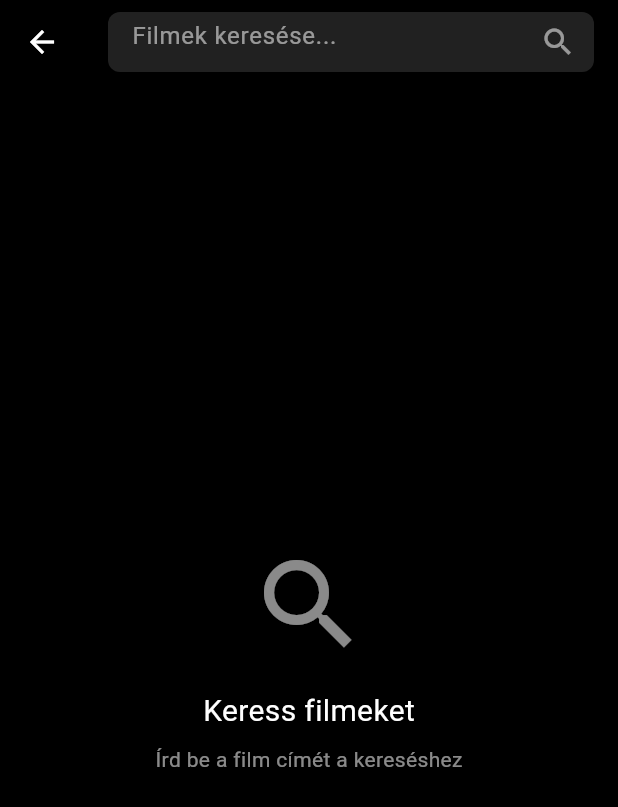
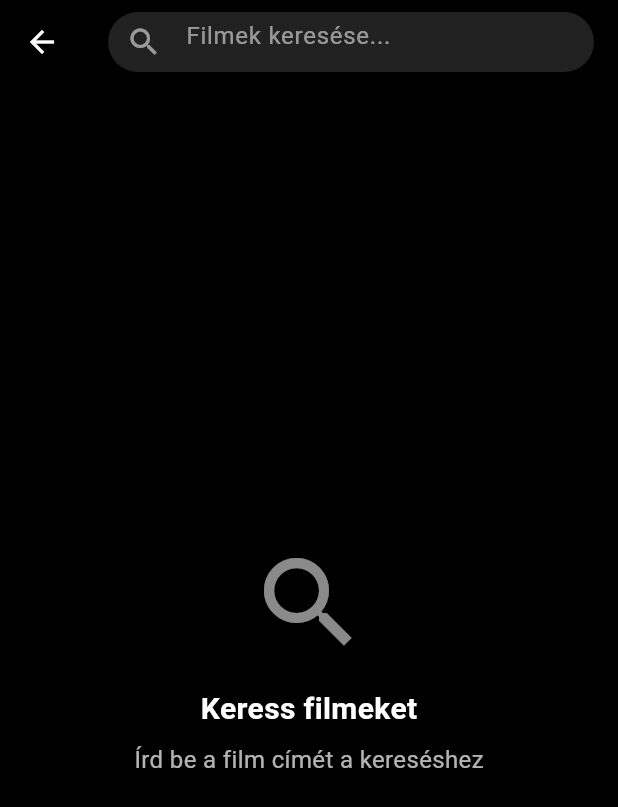
Before and after one commit to dajkagabi/flutter_netlfix_clone, a Flutter app: the screen it shows after launch, after a tap on the "search" icon, on a phone screen of 412 x 824 dp. Shown: the top 807 px of the screen. Run offline on Flutter 3.47's test engine with Material 3 defaults, Android fonts, the light colour scheme and no system bars; network calls fail.

Commit message:
keresés finomítás, grid

```diff
--- a/lib/screens/home_screen.dart
+++ b/lib/screens/home_screen.dart
@@ -1,12 +1,12 @@
 import 'package:flutter/material.dart';
-import 'package:flutter_netlfix_clone/screens/movie_detail_screen.dart';
-import 'package:flutter_netlfix_clone/screens/search_screen.dart';
 import 'package:provider/provider.dart';
 import '../providers/movie_provider.dart';
 import '../widgets/movie_card.dart';
 import '../widgets/section_header.dart';
 import '../services/tmdb_service.dart';
 import '../models/movie.dart';
+import 'movie_detail_screen.dart';
+import 'search_screen.dart';
 
 class HomeScreen extends StatefulWidget {
   const HomeScreen({super.key});
@@ -16,6 +16,8 @@ class HomeScreen extends StatefulWidget {
 }
 
 class _HomeScreenState extends State<HomeScreen> {
+  final ScrollController _scrollController = ScrollController();
+
   @override
   void initState() {
     super.initState();
@@ -23,6 +25,21 @@ class _HomeScreenState extends State<HomeScreen> {
       final movieProvider = Provider.of<MovieProvider>(context, listen: false);
       movieProvider.loadAllMovies();
     });
+  }
+
+  @override
+  void dispose() {
+    _scrollController.dispose();
+    super.dispose();
+  }
+
+  void _navigateToMovieDetail(Movie movie) {
+    Navigator.push(
+      context,
+      MaterialPageRoute(
+        builder: (context) => MovieDetailScreen(movieId: movie.id),
+      ),
+    );
   }
 
   @override
@@ -107,6 +124,10 @@ class _HomeScreenState extends State<HomeScreen> {
           }
 
           return SingleChildScrollView(
+            controller: _scrollController,
+            physics: const BouncingScrollPhysics(),
+            //alsó padding
+            padding: const EdgeInsets.only(bottom: 20),
             child: Column(
               crossAxisAlignment: CrossAxisAlignment.start,
               children: [
@@ -126,7 +147,7 @@ class _HomeScreenState extends State<HomeScreen> {
                 const SizedBox(height: 20),
                 SectionHeader(title: 'Hamarosan', onSeeAll: () {}),
                 _buildFilmLista(movieProvider.upcomingMovies),
-                const SizedBox(height: 20),
+                const SizedBox(height: 40),
               ],
             ),
           );
@@ -136,9 +157,10 @@ class _HomeScreenState extends State<HomeScreen> {
   }
 
   Widget _buildKiemeltFilm(MovieProvider movieProvider) {
-    if (movieProvider.nowPlayingMovies.isEmpty) {
+    final nowPlayingMovies = movieProvider.nowPlayingMovies;
+    if (nowPlayingMovies.isEmpty) {
       return Container(
-        height: 500,
+        height: 450,
         color: Colors.grey[900],
         child: const Center(
           child: Column(
@@ -156,13 +178,16 @@ class _HomeScreenState extends State<HomeScreen> {
       );
     }
 
-    final kiemeltFilm = movieProvider.nowPlayingMovies.first;
-    final backdropUrl = kiemeltFilm.backdropPath != null
+    final kiemeltFilm = nowPlayingMovies.first;
+    final backdropUrl =
+        kiemeltFilm.backdropPath != null && kiemeltFilm.backdropPath!.isNotEmpty
         ? TMDbService.getImageUrl(kiemeltFilm.backdropPath)
         : null;
 
-    return Container(
-      height: 500,
+    return GestureDetector(
+      onTap: () => _navigateToMovieDetail(kiemeltFilm),
+      child: Container(
+        height: 450,
         width: double.infinity,
         decoration: BoxDecoration(
           color: Colors.grey[900],
@@ -194,48 +219,51 @@ class _HomeScreenState extends State<HomeScreen> {
                   kiemeltFilm.title,
                   style: const TextStyle(
                     color: Colors.white,
-                  fontSize: 32,
+                    fontSize: 28,
                     fontWeight: FontWeight.bold,
                   ),
+                  maxLines: 2,
+                  overflow: TextOverflow.ellipsis,
                 ),
               ),
               Padding(
-              padding: const EdgeInsets.only(left: 16.0, bottom: 20.0),
-              child: Row(
+                padding: const EdgeInsets.only(
+                  left: 16.0,
+                  bottom: 20.0,
+                  right: 16.0,
+                ),
+                child: Wrap(
+                  spacing: 12,
+                  runSpacing: 12,
                   children: [
                     ElevatedButton.icon(
                       onPressed: () {
-                      Navigator.push(
-                        context,
-                        MaterialPageRoute(
-                          builder: (context) =>
-                              MovieDetailScreen(movieId: kiemeltFilm.id),
-                        ),
-                      );
+                        _navigateToMovieDetail(kiemeltFilm);
                       },
                       icon: const Icon(Icons.play_arrow),
                       label: const Text('Lejátszás'),
                       style: ElevatedButton.styleFrom(
                         backgroundColor: Colors.white,
                         foregroundColor: Colors.black,
+                        padding: const EdgeInsets.symmetric(
+                          horizontal: 20,
+                          vertical: 12,
                         ),
                       ),
-                  const SizedBox(width: 16),
+                    ),
                     OutlinedButton.icon(
                       onPressed: () {
-                      Navigator.push(
-                        context,
-                        MaterialPageRoute(
-                          builder: (context) =>
-                              MovieDetailScreen(movieId: kiemeltFilm.id),
-                        ),
-                      );
+                        _navigateToMovieDetail(kiemeltFilm);
                       },
                       icon: const Icon(Icons.info_outline),
-                    label: const Text('További információ'),
+                      label: const Text('Részletek'),
                       style: OutlinedButton.styleFrom(
                         foregroundColor: Colors.white,
                         side: const BorderSide(color: Colors.white),
+                        padding: const EdgeInsets.symmetric(
+                          horizontal: 16,
+                          vertical: 12,
+                        ),
                       ),
                     ),
                   ],
@@ -244,13 +272,14 @@ class _HomeScreenState extends State<HomeScreen> {
             ],
           ),
         ),
+      ),
     );
   }
 
   Widget _buildFilmLista(List<Movie> filmek) {
     if (filmek.isEmpty) {
       return const SizedBox(
-        height: 200,
+        height: 180,
         child: Center(
           child: Column(
             mainAxisAlignment: MainAxisAlignment.center,
@@ -269,14 +298,19 @@ class _HomeScreenState extends State<HomeScreen> {
     }
 
     return SizedBox(
-      height: 220,
+      height: 200,
       child: ListView.builder(
         scrollDirection: Axis.horizontal,
         padding: const EdgeInsets.symmetric(horizontal: 8),
         itemCount: filmek.length,
         itemBuilder: (context, index) {
           final film = filmek[index];
-          return MovieCard(movie: film);
+          return MovieCard(
+            movie: film,
+            onTap: () => _navigateToMovieDetail(film),
+            width: 130,
+            height: 190,
+          );
         },
       ),
     );
--- a/lib/screens/search_screen.dart
+++ b/lib/screens/search_screen.dart
@@ -1,7 +1,9 @@
 import 'package:flutter/material.dart';
-import 'package:provider/provider.dart';
-import '../providers/search_provider.dart';
+
 import '../widgets/movie_card.dart';
+import '../services/tmdb_service.dart';
+import '../models/movie.dart';
+import 'movie_detail_screen.dart';
 
 class SearchScreen extends StatefulWidget {
   const SearchScreen({super.key});
@@ -12,16 +14,59 @@ class SearchScreen extends StatefulWidget {
 
 class _SearchScreenState extends State<SearchScreen> {
   final TextEditingController _searchController = TextEditingController();
-  late SearchProvider _searchProvider;
+  final TMDbService _tmdbService = TMDbService();
+  List<Movie> _searchResults = [];
+  bool _isSearching = false;
+  bool _hasSearched = false;
+  String _error = '';
 
-  @override
-  void initState() {
-    super.initState();
-    _searchProvider = Provider.of<SearchProvider>(context, listen: false);
+  void _searchMovies(String query) async {
+    if (query.isEmpty) {
+      setState(() {
+        _searchResults = [];
+        _hasSearched = false;
+        _error = '';
+      });
+      return;
+    }
 
-    // Fókusz a keresőmezőre az oldal megnyitásakor
-    WidgetsBinding.instance.addPostFrameCallback((_) {
-      FocusScope.of(context).requestFocus(FocusNode());
+    setState(() {
+      _isSearching = true;
+      _error = '';
+    });
+
+    try {
+      final results = await _tmdbService.searchMovies(query);
+      setState(() {
+        _searchResults = results;
+        _isSearching = false;
+        _hasSearched = true;
+      });
+    } catch (e) {
+      setState(() {
+        _error = 'Hiba a keresés során: $e';
+        _isSearching = false;
+        _hasSearched = true;
+        _searchResults = [];
+      });
+    }
+  }
+
+  void _navigateToMovieDetail(Movie movie) {
+    Navigator.push(
+      context,
+      MaterialPageRoute(
+        builder: (context) => MovieDetailScreen(movieId: movie.id),
+      ),
+    );
+  }
+
+  void _clearSearch() {
+    _searchController.clear();
+    setState(() {
+      _searchResults = [];
+      _hasSearched = false;
+      _error = '';
     });
   }
 
@@ -31,52 +76,50 @@ class _SearchScreenState extends State<SearchScreen> {
     super.dispose();
   }
 
-  void _performSearch(String query) {
-    _searchProvider.searchMovies(query);
-  }
-
   @override
   Widget build(BuildContext context) {
     return Scaffold(
       backgroundColor: Colors.black,
       appBar: AppBar(
         backgroundColor: Colors.black,
-        elevation: 0,
         title: Container(
           height: 40,
           decoration: BoxDecoration(
             color: Colors.grey[900],
-            borderRadius: BorderRadius.circular(8),
+            borderRadius: BorderRadius.circular(20),
           ),
           child: TextField(
             controller: _searchController,
-            autofocus: true,
+            decoration: InputDecoration(
+              hintText: 'Filmek keresése...',
+              hintStyle: const TextStyle(color: Colors.white54),
+              border: InputBorder.none,
+              prefixIcon: const Icon(Icons.search, color: Colors.white54),
+              suffixIcon: _searchController.text.isNotEmpty
+                  ? IconButton(
+                      icon: const Icon(Icons.clear, color: Colors.white54),
+                      onPressed: _clearSearch,
+                    )
+                  : null,
+              contentPadding: const EdgeInsets.symmetric(horizontal: 16),
+            ),
             style: const TextStyle(color: Colors.white),
-            decoration: const InputDecoration(
-              hintText: 'Filmek keresése...',
-              hintStyle: TextStyle(color: Colors.white54),
-              border: InputBorder.none,
-              contentPadding: EdgeInsets.symmetric(
-                horizontal: 16,
-                vertical: 12,
-              ),
-              suffixIcon: Icon(Icons.search, color: Colors.white54),
-            ),
-            onChanged: _performSearch,
-            onSubmitted: _performSearch,
+            onChanged: _searchMovies,
+            onSubmitted: _searchMovies,
           ),
         ),
         leading: IconButton(
           icon: const Icon(Icons.arrow_back, color: Colors.white),
-          onPressed: () {
-            Navigator.pop(context);
-          },
+          onPressed: () => Navigator.pop(context),
         ),
+        elevation: 0,
       ),
-      body: Consumer<SearchProvider>(
-        builder: (context, searchProvider, child) {
-          // Keresés folyamatban
-          if (searchProvider.isSearching) {
+      body: _buildBody(),
+    );
+  }
+
+  Widget _buildBody() {
+    if (_isSearching) {
       return const Center(
         child: Column(
           mainAxisAlignment: MainAxisAlignment.center,
@@ -89,29 +132,21 @@ class _SearchScreenState extends State<SearchScreen> {
       );
     }
 
-          // Hiba esetén
-          if (searchProvider.searchError != null) {
+    if (_error.isNotEmpty) {
       return Center(
         child: Column(
           mainAxisAlignment: MainAxisAlignment.center,
           children: [
             const Icon(Icons.error_outline, color: Colors.red, size: 64),
             const SizedBox(height: 16),
-                  const Text(
-                    'Hiba történt',
-                    style: TextStyle(color: Colors.white, fontSize: 18),
-                  ),
-                  const SizedBox(height: 8),
             Text(
-                    searchProvider.searchError!,
-                    style: const TextStyle(color: Colors.white70),
+              _error,
+              style: const TextStyle(color: Colors.white),
               textAlign: TextAlign.center,
             ),
-                  const SizedBox(height: 24),
+            const SizedBox(height: 16),
             ElevatedButton(
-                    onPressed: () {
-                      _performSearch(_searchController.text);
-                    },
+              onPressed: () => _searchMovies(_searchController.text),
               style: ElevatedButton.styleFrom(
                 backgroundColor: Colors.red,
                 foregroundColor: Colors.white,
@@ -123,59 +158,86 @@ class _SearchScreenState extends State<SearchScreen> {
       );
     }
 
-          // Üres keresés
-          if (searchProvider.searchQuery.isEmpty) {
-            return const Center(
+    if (!_hasSearched && _searchController.text.isEmpty) {
+      return _buildEmptyState();
+    }
+
+    if (_searchResults.isEmpty && _hasSearched) {
+      return _buildNoResults();
+    }
+
+    return _buildSearchResults();
+  }
+
+  Widget _buildEmptyState() {
+    return Center(
       child: Column(
         mainAxisAlignment: MainAxisAlignment.center,
         children: [
-                  Icon(Icons.search, color: Colors.white54, size: 80),
-                  SizedBox(height: 16),
-                  Text(
+          const Icon(Icons.search, color: Colors.white54, size: 80),
+          const SizedBox(height: 16),
+          const Text(
             'Keress filmeket',
-                    style: TextStyle(color: Colors.white, fontSize: 20),
+            style: TextStyle(
+              color: Colors.white,
+              fontSize: 20,
+              fontWeight: FontWeight.bold,
             ),
-                  SizedBox(height: 8),
+          ),
+          const SizedBox(height: 8),
           Text(
             'Írd be a film címét a kereséshez',
-                    style: TextStyle(color: Colors.white54),
+            style: TextStyle(
+              color: Colors.white.withOpacity(0.7),
+              fontSize: 16,
+            ),
           ),
         ],
       ),
     );
   }
 
-          // Nincs találat
-          if (searchProvider.searchResults.isEmpty) {
+  Widget _buildNoResults() {
     return Center(
       child: Column(
         mainAxisAlignment: MainAxisAlignment.center,
         children: [
-                  const Icon(Icons.search_off, color: Colors.white54, size: 80),
+          const Icon(
+            Icons.movie_filter_outlined,
+            color: Colors.white54,
+            size: 80,
+          ),
           const SizedBox(height: 16),
-                  Text(
-                    'Nincs találat a "${searchProvider.searchQuery}" kifejezésre',
-                    style: const TextStyle(color: Colors.white, fontSize: 18),
-                    textAlign: TextAlign.center,
+          const Text(
+            'Nincs találat',
+            style: TextStyle(
+              color: Colors.white,
+              fontSize: 20,
+              fontWeight: FontWeight.bold,
+            ),
           ),
           const SizedBox(height: 8),
-                  const Text(
-                    'Próbálj meg másik kifejezést',
-                    style: TextStyle(color: Colors.white54),
+          Text(
+            'Nem található film a "${_searchController.text}" kifejezésre',
+            style: TextStyle(
+              color: Colors.white.withOpacity(0.7),
+              fontSize: 16,
+            ),
+            textAlign: TextAlign.center,
           ),
         ],
       ),
     );
   }
 
-          // Találatok megjelenítése
+  Widget _buildSearchResults() {
     return Padding(
       padding: const EdgeInsets.all(16.0),
       child: Column(
         crossAxisAlignment: CrossAxisAlignment.start,
         children: [
           Text(
-                  'Találatok: ${searchProvider.searchResults.length}',
+            'Találatok (${_searchResults.length})',
             style: const TextStyle(
               color: Colors.white,
               fontSize: 18,
@@ -185,25 +247,26 @@ class _SearchScreenState extends State<SearchScreen> {
           const SizedBox(height: 16),
           Expanded(
             child: GridView.builder(
-                    gridDelegate:
-                        const SliverGridDelegateWithFixedCrossAxisCount(
-                          crossAxisCount: 3,
-                          crossAxisSpacing: 8,
-                          mainAxisSpacing: 16,
-                          childAspectRatio: 0.6,
+              gridDelegate: const SliverGridDelegateWithFixedCrossAxisCount(
+                crossAxisCount: 2,
+                crossAxisSpacing: 12,
+                mainAxisSpacing: 12,
+                childAspectRatio: 0.7,
               ),
-                    itemCount: searchProvider.searchResults.length,
+              itemCount: _searchResults.length,
               itemBuilder: (context, index) {
-                      final movie = searchProvider.searchResults[index];
-                      return MovieCard(movie: movie);
+                final movie = _searchResults[index];
+                return MovieCard(
+                  movie: movie,
+                  onTap: () => _navigateToMovieDetail(movie),
+                  width: 160,
+                  height: 240,
+                );
               },
             ),
           ),
         ],
       ),
     );
-        },
-      ),
-    );
   }
 }
--- a/lib/widgets/section_header.dart
+++ b/lib/widgets/section_header.dart
@@ -1,3 +1,4 @@
+// widgets/section_header.dart
 import 'package:flutter/material.dart';
 
 class SectionHeader extends StatelessWidget {
@@ -23,7 +24,10 @@ class SectionHeader extends StatelessWidget {
           ),
           TextButton(
             onPressed: onSeeAll,
-            child: const Text('Összes', style: TextStyle(color: Colors.grey)),
+            child: const Text(
+              'Összes',
+              style: TextStyle(color: Colors.red, fontWeight: FontWeight.w600),
+            ),
           ),
         ],
       ),
```
Also changed, not shown: lib/widgets/movie_card.dart (+146 -74 lines), lib/widgets/movie_grid.dart (added, +108 -0 lines). Lines whose indentation alone changed are shown as unchanged.
